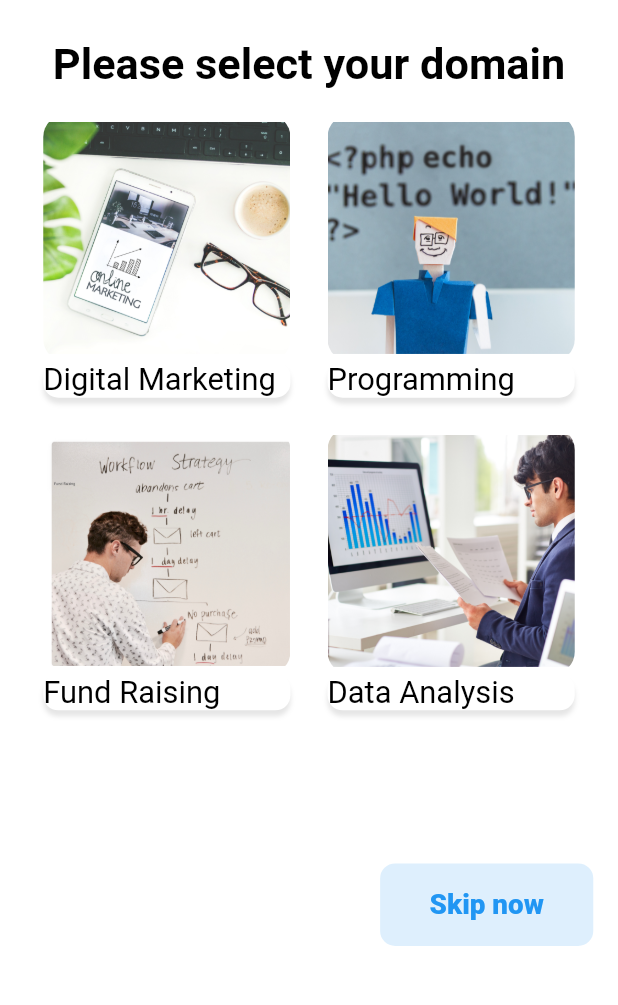
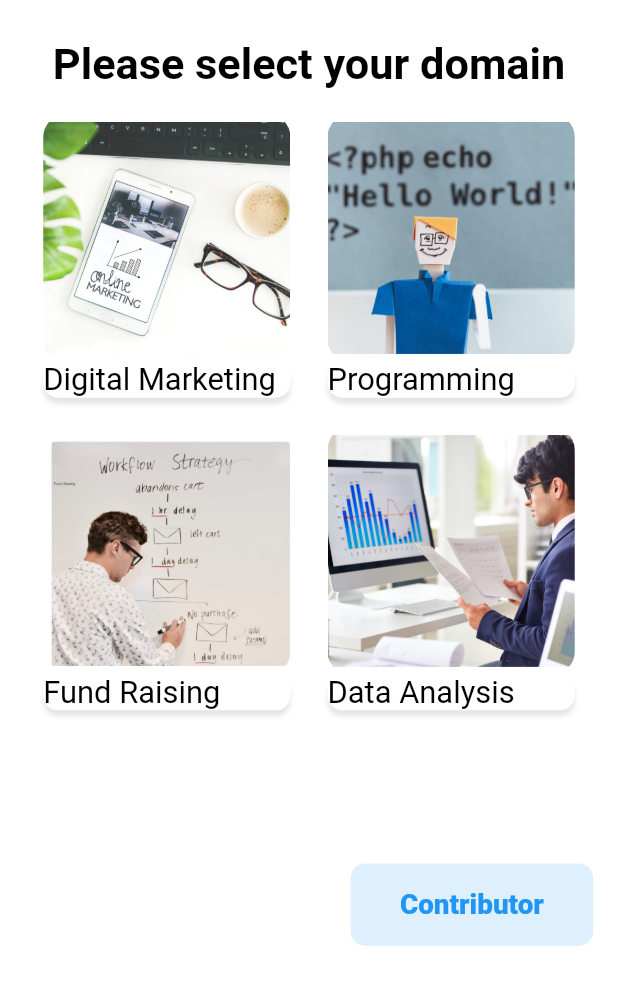
Before and after one commit to ambanikousik/upskill_app, a Flutter app: the DomainScreen screen opened directly, on a phone screen of 412 x 824 dp, the part 70-1075 px from its top. Run offline on Flutter 3.47's test engine with Material 2 defaults, Android fonts, the phone set to English and light mode, and no system bars; our stand-ins replace bloc, equatable, fl_chart, flutter_bloc, font_awesome_flutter.

Commit message:
bloc implemented

```diff
--- /dev/null
+++ b/lib/bloc/bloc.dart
@@ -0,0 +1,6 @@
+export 'contributor_bloc/contributor_bloc.dart';
+export 'contributor_bloc/contributor_event.dart';
+export 'contributor_bloc/contributor_state.dart';
+export 'upskill_bloc/upskill_bloc.dart';
+export 'upskill_bloc/upskill_event.dart';
+export 'upskill_bloc/upskill_state.dart';
--- /dev/null
+++ b/lib/bloc/contributor_bloc/contributor_event.dart
@@ -0,0 +1,5 @@
+import 'package:equatable/equatable.dart';
+
+abstract class ContributorEvent extends Equatable {
+  const ContributorEvent();
+}
--- /dev/null
+++ b/lib/bloc/upskill_bloc/upskill_event.dart
@@ -0,0 +1,19 @@
+import 'package:equatable/equatable.dart';
+
+abstract class UpskillEvent extends Equatable {
+  const UpskillEvent();
+
+  @override
+  List<Object> get props => [];
+}
+
+//class UpskillNextScreen extends UpskillEvent{}
+class UpskillTutorialEvent extends UpskillEvent {}
+
+class UpskillSurveyEvent extends UpskillEvent {}
+
+class UpskillDomainEvent extends UpskillEvent {}
+
+class UpskillUserEvent extends UpskillEvent {}
+
+class UpskillContributorEvent extends UpskillEvent {}
--- /dev/null
+++ b/lib/bloc/upskill_bloc/upskill_state.dart
@@ -0,0 +1,20 @@
+import 'package:equatable/equatable.dart';
+
+abstract class UpskillState extends Equatable {
+  const UpskillState();
+
+  @override
+  List<Object> get props => [];
+}
+
+class UpskillSplash extends UpskillState {}
+
+class UpskillTutorial extends UpskillState {}
+
+class UpskillSurvey extends UpskillState {}
+
+class UpskillDomain extends UpskillState {}
+
+class UpskillUser extends UpskillState {}
+
+class UpskillContributor extends UpskillState {}
--- a/lib/presentation/screens/contributor/new_test.dart
+++ b/lib/presentation/screens/contributor/new_test.dart
@@ -1,5 +1,4 @@
 import 'package:flutter/material.dart';
-import 'package:upskillapp/data/data.dart';
 import 'package:upskillapp/data/data.dart';
 import 'package:upskillapp/presentation/presentation.dart';
 
--- /dev/null
+++ b/lib/presentation/screens/upskill/domain_screen.dart
@@ -0,0 +1,96 @@
+import 'package:flutter/cupertino.dart';
+import 'package:flutter/material.dart';
+import 'package:upskillapp/data/data.dart';
+import 'package:upskillapp/presentation/presentation.dart';
+import 'package:flutter_bloc/flutter_bloc.dart';
+import 'package:upskillapp/bloc/bloc.dart';
+
+class DomainScreen extends StatelessWidget {
+  @override
+  Widget build(BuildContext context) {
+    return Scaffold(
+      key: UniqueKey(),
+      backgroundColor: white,
+      appBar: UpskillAppBar(),
+      body: SingleChildScrollView(
+        child: Container(
+          margin: EdgeInsets.symmetric(horizontal: width * 4),
+          child: Column(
+            children: <Widget>[
+              Padding(
+                padding: EdgeInsets.symmetric(vertical: height * 2),
+                child: Text(
+                  'Please select your domain',
+                  style: headline_2,
+                ),
+              ),
+              GridView.count(
+                childAspectRatio: 1 / 1.1,
+                shrinkWrap: true,
+                crossAxisCount: 2,
+                children: <Widget>[
+                  Domain(
+                    domainText: 'Digital Marketing',
+                    image: domain_1,
+                    action: () {
+                      BlocProvider.of<UpskillBloc>(context)
+                          .add(UpskillUserEvent());
+                    },
+                  ),
+                  Domain(
+                    domainText: 'Programming',
+                    image: domain_2,
+                    action: () {
+                      BlocProvider.of<UpskillBloc>(context)
+                          .add(UpskillUserEvent());
+                    },
+                  ),
+                  Domain(
+                    domainText: 'Fund Raising',
+                    image: domain_3,
+                    action: () {
+                      BlocProvider.of<UpskillBloc>(context)
+                          .add(UpskillUserEvent());
+                    },
+                  ),
+                  Domain(
+                    domainText: 'Data Analysis',
+                    image: domain_4,
+                    action: () {
+                      BlocProvider.of<UpskillBloc>(context)
+                          .add(UpskillUserEvent());
+                    },
+                  ),
+                ],
+              ),
+              SizedBox(
+                height: height * 10,
+              ),
+              GestureDetector(
+                child: Container(
+                  width: width * 100,
+                  alignment: Alignment.centerRight,
+                  child: Container(
+                    padding: EdgeInsets.symmetric(
+                        vertical: height * 2, horizontal: width * 8),
+                    child: Text(
+                      'Contributor',
+                      style: smallBlueBold,
+                    ),
+                    decoration: BoxDecoration(
+                        borderRadius: BorderRadius.circular(10),
+                        color: Colors.blue.withOpacity(0.15)),
+                  ),
+                ),
+                onTap: () {
+                  BlocProvider.of<UpskillBloc>(context)
+                      .add(UpskillContributorEvent());
+                },
+              ),
+            ],
+          ),
+        ),
+      ),
+    );
+  }
+}
--- a/lib/presentation/screens/user/domain_screen.dart
+++ /dev/null
@@ -1,77 +0,0 @@
-import 'package:flutter/cupertino.dart';
-import 'package:flutter/material.dart';
-import 'package:upskillapp/data/data.dart';
-import 'package:upskillapp/presentation/presentation.dart';
-
-class DomainScreen extends StatelessWidget {
-  @override
-  Widget build(BuildContext context) {
-    return Scaffold(
-      backgroundColor: white,
-      appBar: UpskillAppBar(),
-      body: SingleChildScrollView(
-        child: Container(
-          margin: EdgeInsets.symmetric(horizontal: width*4),
-          child: Column(
-            children: <Widget>[
-              Padding(
-                padding:  EdgeInsets.symmetric(vertical:height*2),
-                child: Text('Please select your domain',
-                style: headline_2,),
-              ),
-            GridView.count(
-              childAspectRatio: 1/1.1,
-                shrinkWrap: true,
-                crossAxisCount: 2,
-                children: <Widget>[
-                  Domain(
-                    domainText: 'Digital Marketing',
-                    image: domain_1,
-                    action: (){
-                      Navigator.pushNamed(context, '/subdomain');
-                    },
-                  ),
-                  Domain(
-                    domainText: 'Programming',
-                    image: domain_2,
-                    action: (){
-                      Navigator.pushNamed(context, '/subdomain');
-                    },
-                  ),
-                  Domain(
-                    domainText: 'Fund Raising',
-                    image: domain_3,
-                    action: (){
-                      Navigator.pushNamed(context, '/subdomain');
-                    },
-                  ),
-                  Domain(
-                    domainText: 'Data Analysis',
-                    image: domain_4,
-                    action: (){
-                      Navigator.pushNamed(context, '/subdomain');
-                    },
-                  ),
-                ],
-            ),
-              SizedBox(height:height *10,),
-              Container(
-                width: width*100,
-                alignment: Alignment.centerRight,
-                child: Container(
-                  padding: EdgeInsets.symmetric(vertical: height*2,horizontal: width*8),
-                  child: Text('Skip now',
-                    style: smallBlueBold,),
-                  decoration: BoxDecoration(
-                      borderRadius: BorderRadius.circular(10),
-                      color: Colors.blue.withOpacity(0.15)
-                  ),
-                ),
-              ),
-            ],
-          ),
-        ),
-      ),
-    );
-  }
-}
--- a/pubspec.yaml
+++ b/pubspec.yaml
@@ -26,7 +26,10 @@ dependencies:
   cupertino_icons: ^0.1.3
   font_awesome_flutter: ^8.7.0
   percent_indicator: ^2.1.1+1
-  fl_chart: ^0.8.3
+  fl_chart: ^0.8.5
+  http: ^0.12.0+4
+  equatable: ^1.1.1
+  flutter_bloc: ^3.2.0
 
 dev_dependencies:
   flutter_test:
```
Also changed, not shown: lib/bloc/contributor_bloc/contributor_bloc.dart (added, +15 -0 lines), lib/bloc/contributor_bloc/contributor_state.dart (added, +10 -0 lines), lib/bloc/upskill_bloc/upskill_bloc.dart (added, +41 -0 lines), lib/main.dart (+141 -33 lines), lib/presentation/presentation.dart (+5 -4 lines), lib/presentation/screens/upskill/splash_screen.dart (renamed from lib/presentation/screens/splash_screen.dart, +8 -4 lines), lib/presentation/screens/upskill/survey_screen.dart (renamed from lib/presentation/screens/user/survey_screen.dart, +19 -11 lines), lib/presentation/screens/upskill/upskill_tutorial.dart (added, +90 -0 lines), lib/simple_bloc_delegate.dart (added, +21 -0 lines), pubspec.lock.
